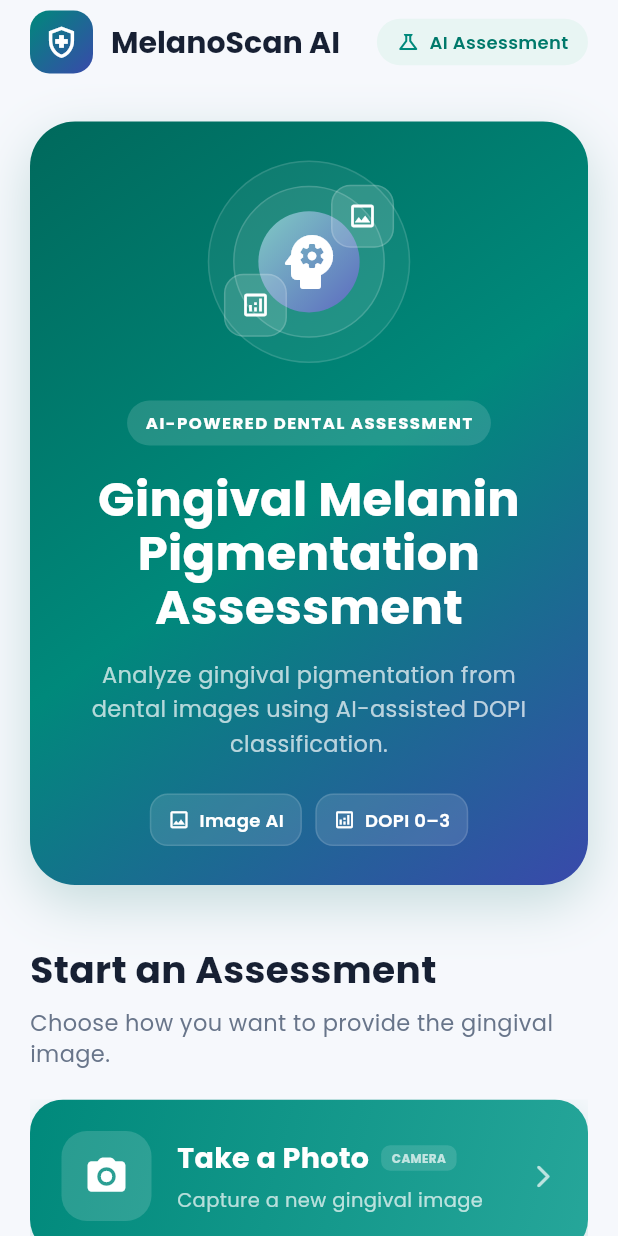
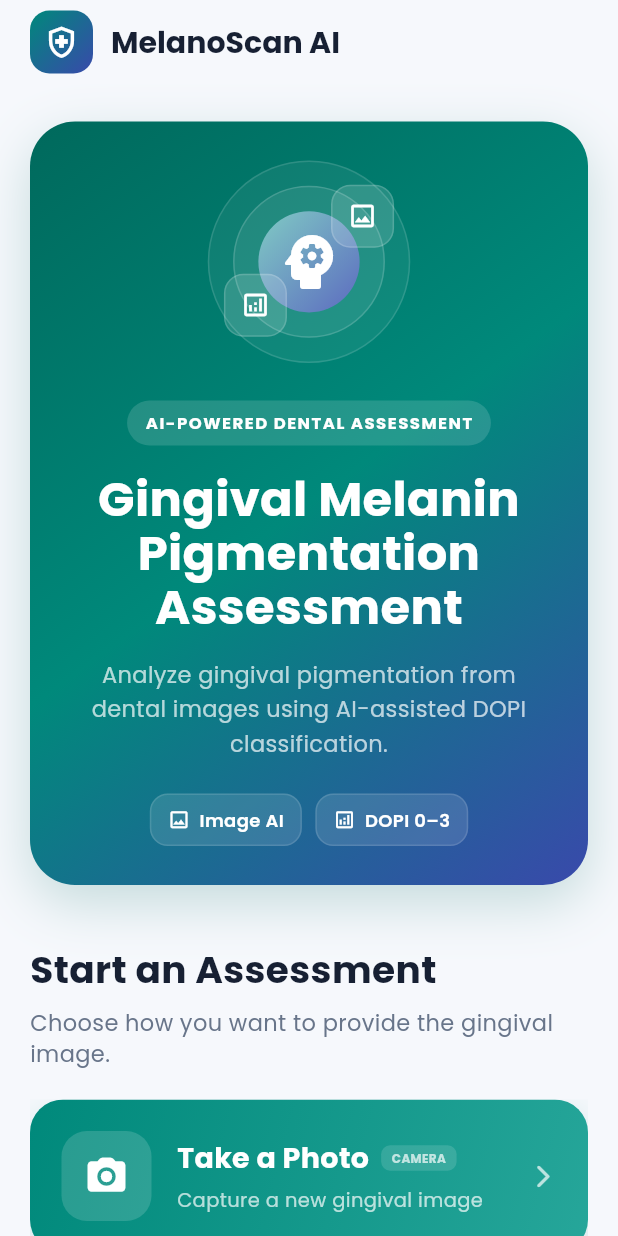
Before and after one commit to ayushmohdare07/MelanoScan-AI, a Flutter app: the screen it shows after launch, on a phone screen of 412 x 824 dp. Run offline on Flutter 3.47's test engine with Material 3 defaults, Android fonts, the phone set to English and light mode, and no system bars; drawn by our look-alikes of flutter_animate; our stand-ins replace google_fonts, image_picker, pdf, printing.

```diff
--- a/lib/screens/home/home_screen.dart
+++ b/lib/screens/home/home_screen.dart
@@ -57,44 +57,6 @@ class HomeScreen extends StatelessWidget {
             ),
           ],
         ),
-
-        actions: [
-          Container(
-            margin: const EdgeInsets.only(right: 20),
-
-            padding: const EdgeInsets.symmetric(horizontal: 13, vertical: 7),
-
-            decoration: BoxDecoration(
-              color: const Color(0xFFE8F5F3),
-              borderRadius: BorderRadius.circular(30),
-            ),
-
-            child: const Row(
-              children: [
-                Icon(
-                  Icons.science_outlined,
-                  size: 16,
-                  color: Color(0xFF00897B),
-                ),
-
-                SizedBox(width: 6),
-
-                // =================================================
-                // ISSUE #1 FIX
-                // Changed "Research Prototype" to "AI Assessment"
-                // =================================================
-                Text(
-                  'AI Assessment',
-                  style: TextStyle(
-                    fontSize: 12,
-                    fontWeight: FontWeight.w600,
-                    color: Color(0xFF00796B),
-                  ),
-                ),
-              ],
-            ),
-          ),
-        ],
       ),
 
       body: LayoutBuilder(
@@ -325,9 +287,7 @@ class HomeScreen extends StatelessWidget {
             boxShadow: [
               BoxShadow(
                 color: const Color(0xFF00695C).withValues(alpha: 0.20),
-
                 blurRadius: 30,
-
                 offset: const Offset(0, 12),
               ),
             ],
@@ -375,12 +335,12 @@ class HomeScreen extends StatelessWidget {
 
           decoration: BoxDecoration(
             color: Colors.white.withValues(alpha: 0.14),
-
             borderRadius: BorderRadius.circular(30),
           ),
 
           child: const Text(
             'AI-POWERED DENTAL ASSESSMENT',
+
             style: TextStyle(
               color: Colors.white,
               fontSize: 11,
@@ -459,6 +419,7 @@ class HomeScreen extends StatelessWidget {
 
           Text(
             text,
+
             style: const TextStyle(
               color: Colors.white,
               fontSize: 12,
@@ -606,7 +567,6 @@ class HomeScreen extends StatelessWidget {
                   colors: gradient,
 
                   begin: Alignment.topLeft,
-
                   end: Alignment.bottomRight,
                 ),
 
@@ -650,6 +610,7 @@ class HomeScreen extends StatelessWidget {
                             Flexible(
                               child: Text(
                                 title,
+
                                 style: const TextStyle(
                                   color: Colors.white,
                                   fontSize: 19,
@@ -674,6 +635,7 @@ class HomeScreen extends StatelessWidget {
 
                               child: Text(
                                 tag,
+
                                 style: const TextStyle(
                                   color: Colors.white70,
                                   fontSize: 8,
@@ -761,6 +723,7 @@ class HomeScreen extends StatelessWidget {
         'Take a clear gingival image.',
         const Color(0xFF00897B),
       ),
+
       (
         '02',
         Icons.crop_free_rounded,
@@ -768,6 +731,7 @@ class HomeScreen extends StatelessWidget {
         'Review the selected image.',
         const Color(0xFF3949AB),
       ),
+
       (
         '03',
         Icons.psychology_outlined,
@@ -775,6 +739,7 @@ class HomeScreen extends StatelessWidget {
         'AI evaluates pigmentation.',
         const Color(0xFF7E57C2),
       ),
+
       (
         '04',
         Icons.analytics_outlined,
@@ -907,13 +872,16 @@ class HomeScreen extends StatelessWidget {
         'Pink tissue with no clinical pigmentation.',
         const Color(0xFF43A047),
       ),
+
       ('1', 'Mild', 'Mild light-brown pigmentation.', const Color(0xFF8D6E63)),
+
       (
         '2',
         'Moderate',
         'Medium-brown or mixed pigmentation.',
         const Color(0xFF6D4C41),
       ),
+
       (
         '3',
         'Severe',
@@ -1041,12 +1009,14 @@ class HomeScreen extends StatelessWidget {
         'Analyze gingival images digitally.',
         const Color(0xFF00897B),
       ),
+
       (
         Icons.psychology_outlined,
         'AI-Assisted',
         'Use deep learning for DOPI prediction.',
         const Color(0xFF5E35B1),
       ),
+
       (
         Icons.bar_chart_rounded,
         'DOPI-Based',
--- a/lib/services/api_service.dart
+++ b/lib/services/api_service.dart
@@ -4,11 +4,10 @@ import 'package:http/http.dart' as http;
 import 'package:image_picker/image_picker.dart';
 
 class ApiService {
-  // Backend URL
-  // For now, use your current laptop IP for phone testing.
-  // Later, this will be replaced with the permanent online API URL.
+  // Permanent online Render backend
   static const String baseUrl = 'http://10.83.188.203:5000';
 
+  // Check whether the backend is available
   static Future<bool> checkServer() async {
     try {
       final response = await http
@@ -21,6 +20,7 @@ class ApiService {
     }
   }
 
+  // Send image to the AI backend for DOPI analysis
   static Future<Map<String, dynamic>> analyzeImage(XFile imageFile) async {
     try {
       final bytes = await imageFile.readAsBytes();
@@ -33,8 +33,9 @@ class ApiService {
         http.MultipartFile.fromBytes('image', bytes, filename: imageFile.name),
       );
 
+      // Render Free may take some time to wake up and load the model.
       final streamedResponse = await request.send().timeout(
-        const Duration(seconds: 60),
+        const Duration(seconds: 180),
       );
 
       final response = await http.Response.fromStream(streamedResponse);
```
Also changed, not shown: 4 other files.
